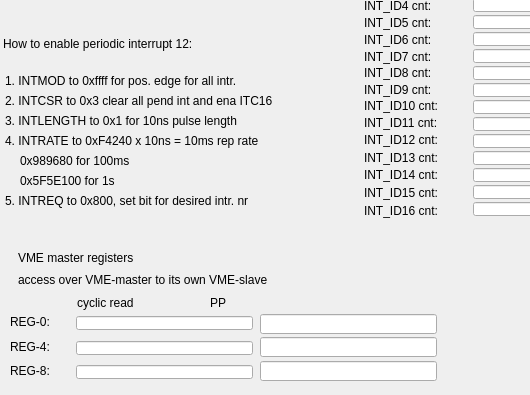
Old version of the form Examples/Basic/App/config/qt/G_DRV_pev_Examples_Basic_Mainwindow.ui in the repository paulscherrerinstitute/pev; both pictures show x 0 to 530 and y 295 to 690 of the 1034 by 690 pixel window.
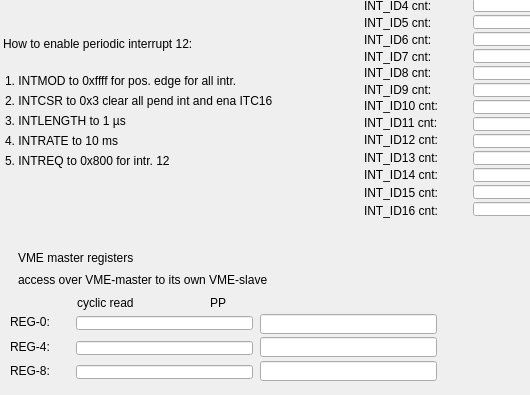
New version of the form. Custom widgets are drawn as their Qt base class.

Commit message: default example for 100 Hz

Diff of the .ui file:
```diff
--- a/Examples/Basic/App/config/qt/G_DRV_pev_Examples_Basic_Mainwindow.ui
+++ b/Examples/Basic/App/config/qt/G_DRV_pev_Examples_Basic_Mainwindow.ui
@@ -3507,7 +3507,7 @@
     <property name="geometry">
      <rect>
       <x>5</x>
-      <y>485</y>
+      <y>445</y>
       <width>370</width>
       <height>21</height>
      </rect>
@@ -3516,7 +3516,7 @@
      <enum>QFrame::NoFrame</enum>
     </property>
     <property name="text">
-     <string>5. INTREQ to 0x800, set bit for desired intr. nr</string>
+     <string>5. INTREQ to 0x800 for intr. 12</string>
     </property>
     <property name="alignment">
      <set>Qt::AlignAbsolute|Qt::AlignLeading|Qt::AlignLeft|Qt::AlignVCenter</set>
@@ -3552,7 +3552,7 @@
      <enum>QFrame::NoFrame</enum>
     </property>
     <property name="text">
-     <string>3. INTLENGTH to 0x1 for 10ns pulse length</string>
+     <string>3. INTLENGTH to 1 µs</string>
     </property>
     <property name="alignment">
      <set>Qt::AlignAbsolute|Qt::AlignLeading|Qt::AlignLeft|Qt::AlignVCenter</set>
@@ -3624,79 +3624,7 @@
      <enum>QFrame::NoFrame</enum>
     </property>
     <property name="text">
-     <string>4. INTRATE to 0xF4240 x 10ns = 10ms rep rate</string>
-    </property>
-    <property name="alignment">
-     <set>Qt::AlignAbsolute|Qt::AlignLeading|Qt::AlignLeft|Qt::AlignVCenter</set>
-    </property>
-    <property name="fontScaleMode">
-     <enum>ESimpleLabel::WidthAndHeight</enum>
-    </property>
-    <property name="foreground">
-     <color>
-      <red>0</red>
-      <green>0</green>
-      <blue>0</blue>
-     </color>
-    </property>
-    <property name="background">
-     <color alpha="0">
-      <red>0</red>
-      <green>0</green>
-      <blue>0</blue>
-     </color>
-    </property>
-   </widget>
-   <widget class="caLabel" name="caLabel_57">
-    <property name="geometry">
-     <rect>
-      <x>20</x>
-      <y>445</y>
-      <width>200</width>
-      <height>21</height>
-     </rect>
-    </property>
-    <property name="frameShape">
-     <enum>QFrame::NoFrame</enum>
-    </property>
-    <property name="text">
-     <string>0x989680 for 100ms</string>
-    </property>
-    <property name="alignment">
-     <set>Qt::AlignAbsolute|Qt::AlignLeading|Qt::AlignLeft|Qt::AlignVCenter</set>
-    </property>
-    <property name="fontScaleMode">
-     <enum>ESimpleLabel::WidthAndHeight</enum>
-    </property>
-    <property name="foreground">
-     <color>
-      <red>0</red>
-      <green>0</green>
-      <blue>0</blue>
-     </color>
-    </property>
-    <property name="background">
-     <color alpha="0">
-      <red>0</red>
-      <green>0</green>
-      <blue>0</blue>
-     </color>
-    </property>
-   </widget>
-   <widget class="caLabel" name="caLabel_58">
-    <property name="geometry">
-     <rect>
-      <x>20</x>
-      <y>465</y>
-      <width>200</width>
-      <height>21</height>
-     </rect>
-    </property>
-    <property name="frameShape">
-     <enum>QFrame::NoFrame</enum>
-    </property>
-    <property name="text">
-     <string>0x5F5E100 for 1s</string>
+     <string>4. INTRATE to 10 ms </string>
     </property>
     <property name="alignment">
      <set>Qt::AlignAbsolute|Qt::AlignLeading|Qt::AlignLeft|Qt::AlignVCenter</set>
```
Left out of the diff: 2 changed lines with no effect on the pictures. The commit also changes 1 other file.
